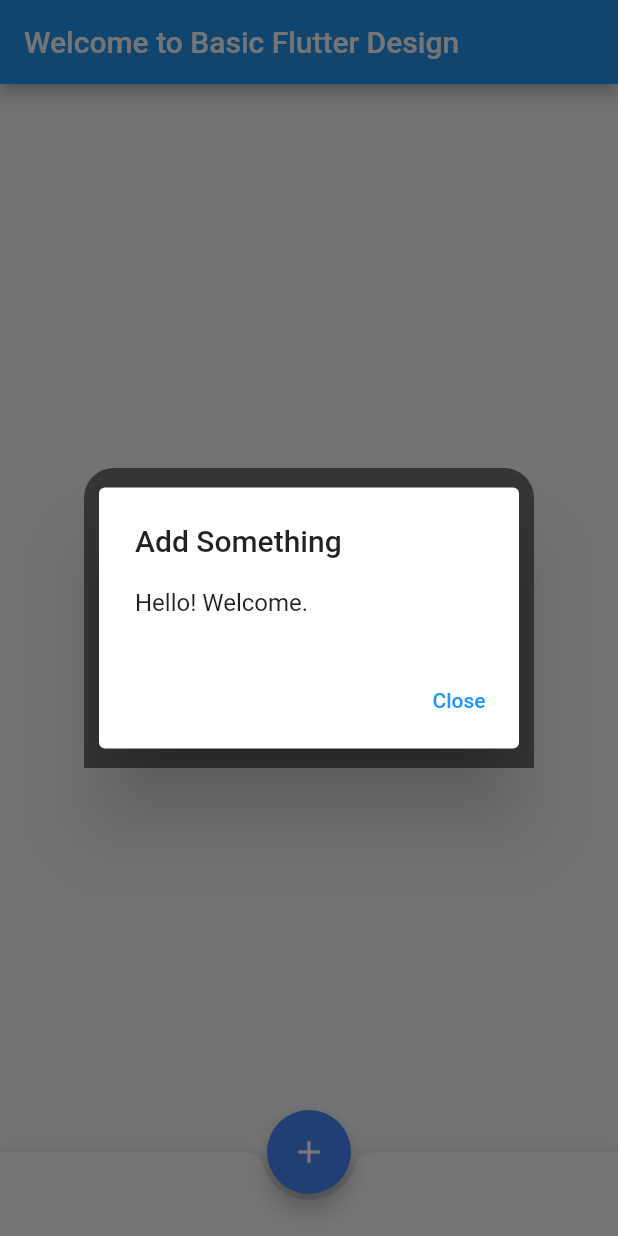
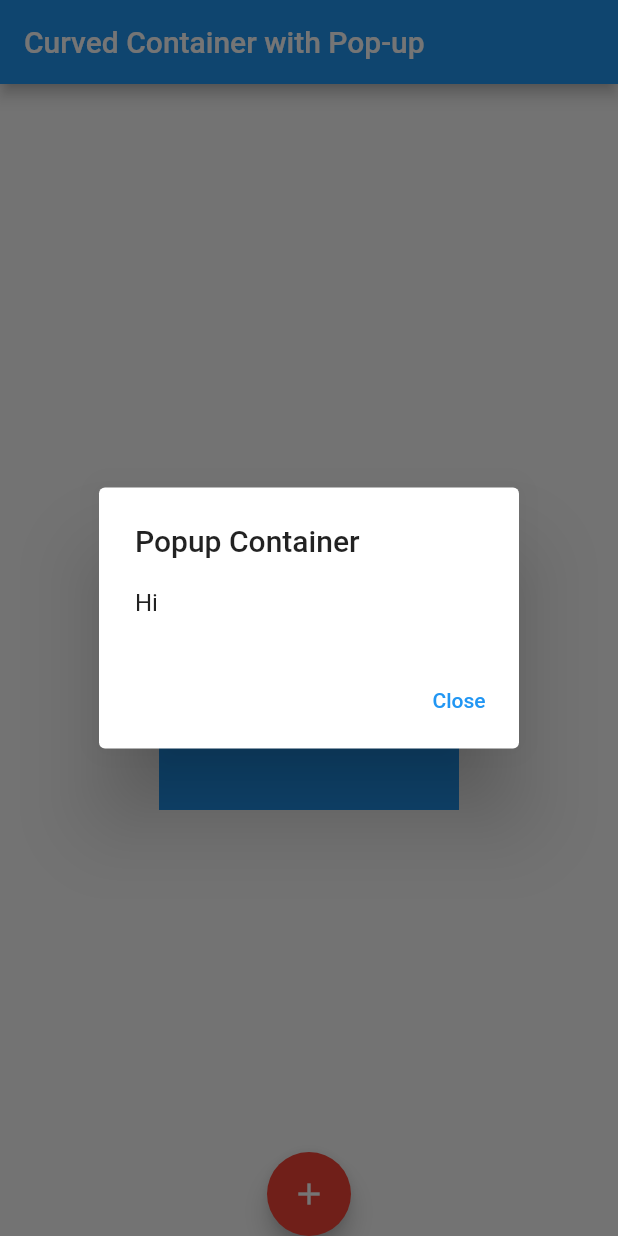
Before and after one commit to Limon00001/flutter-to-do-lists, a Flutter app: the screen it shows after launch, after a tap on the "add" icon, on a phone screen of 412 x 824 dp. Run offline on Flutter 3.47's test engine with Material 2 defaults, Android fonts, the phone set to English and light mode, and no system bars.

Commit message:
first commit

```diff
--- a/lib/main.dart
+++ b/lib/main.dart
@@ -1,21 +1,17 @@
 import 'package:flutter/material.dart';
 
-void main() => runApp(const MyApp());
+void main() => runApp(MyApp());
 
 class MyApp extends StatelessWidget {
-  const MyApp({super.key});
-
   @override
   Widget build(BuildContext context) {
-    return const MaterialApp(
+    return MaterialApp(
       home: MyHomePage(),
     );
   }
 }
 
 class MyHomePage extends StatefulWidget {
-  const MyHomePage({super.key});
-
   @override
   _MyHomePageState createState() => _MyHomePageState();
 }
@@ -25,23 +21,23 @@ class _MyHomePageState extends State<MyHomePage> {
   Widget build(BuildContext context) {
     return Scaffold(
       appBar: AppBar(
-        title: const Text('Welcome to Basic Flutter Design'),
+        title: Text('Curved Container with Pop-up'),
       ),
       body: Center(
         child: Container(
-          width: 300.0,
+          width: 200.0,
           height: 200.0,
-          decoration: const BoxDecoration(
-            color: Colors.black54,
+          child: Center(
+            child: Text(
+              'Flutter',
+              style: TextStyle(color: Colors.white),
+            ),
+          ),
+          decoration: BoxDecoration(
+            color: Colors.blue,
             borderRadius: BorderRadius.only(
               topLeft: Radius.circular(20.0),
               topRight: Radius.circular(20.0),
-            ),
-          ),
-          child: const Center(
-            child: Text(
-              'container, button, pop-up container',
-              style: TextStyle(color: Colors.white),
             ),
           ),
         ),
@@ -50,20 +46,10 @@ class _MyHomePageState extends State<MyHomePage> {
         onPressed: () {
           _showPopup(context);
         },
-        backgroundColor: Colors.blueAccent,
-        child: const Icon(Icons.add),
+        child: Icon(Icons.add),
+        backgroundColor: Colors.red,
       ),
       floatingActionButtonLocation: FloatingActionButtonLocation.centerDocked,
-      bottomNavigationBar: Padding(
-        padding:
-            const EdgeInsets.only(bottom: 0.0), // Adjust the padding as needed
-        child: BottomAppBar(
-          shape: const CircularNotchedRectangle(),
-          child: Container(
-            height: 56.0,
-          ),
-        ),
-      ),
     );
   }
 
@@ -72,14 +58,14 @@ class _MyHomePageState extends State<MyHomePage> {
       context: context,
       builder: (BuildContext context) {
         return AlertDialog(
-          title: const Text('Add Something'),
-          content: const Text('Hello! Welcome.'),
+          title: Text('Popup Container'),
+          content: Text('Hi'),
           actions: <Widget>[
             TextButton(
               onPressed: () {
                 Navigator.of(context).pop();
               },
-              child: const Text('Close'),
+              child: Text('Close'),
             ),
           ],
         );
```
